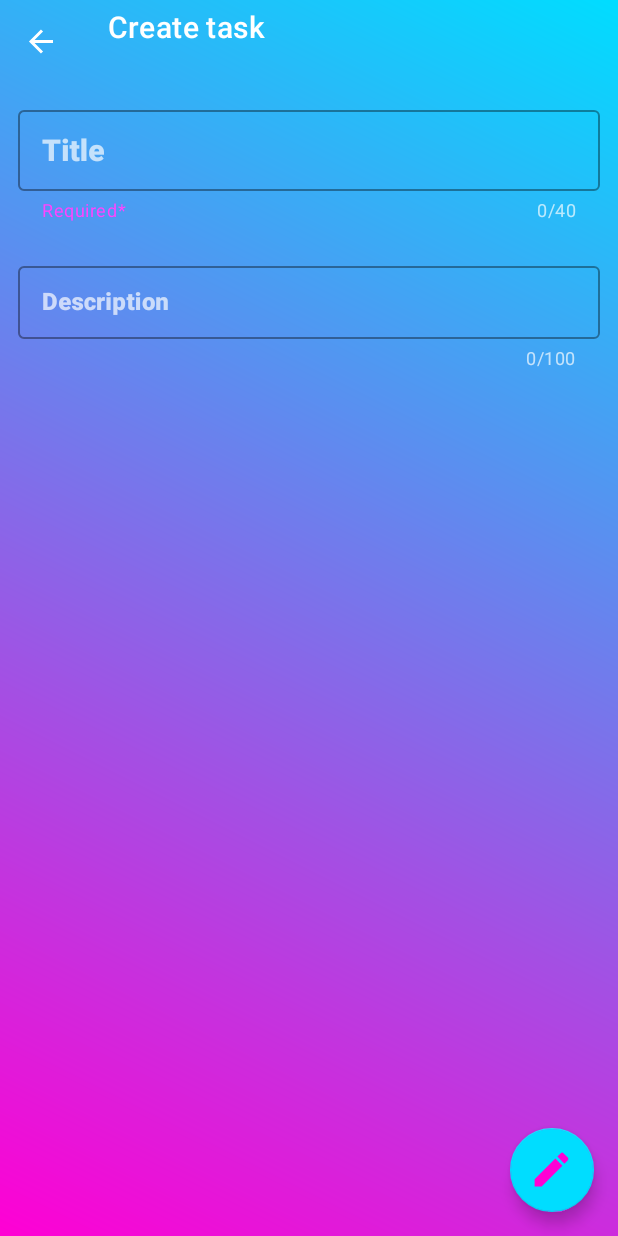
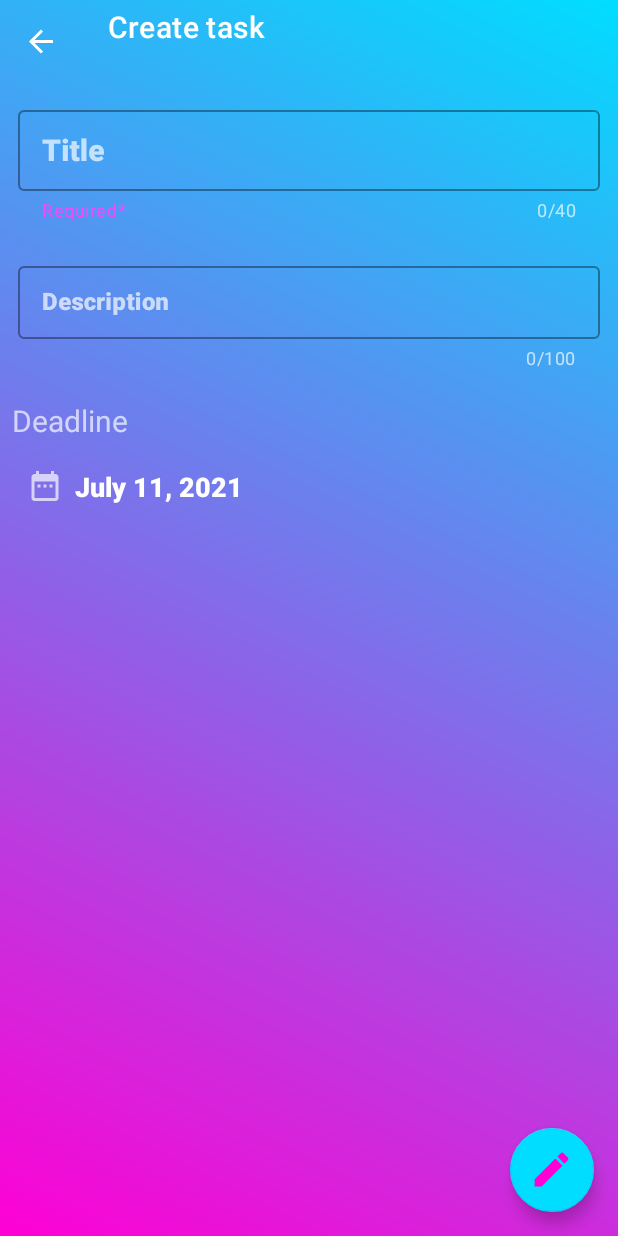
Before and after one commit to HeraEXE/ToDoList3, an Android app: the CreateEditTaskFragment screen opened through its navigation route, on a phone screen of 412 x 824 dp. Run offline under Robolectric (Android 15) with nearby library versions, the phone set to English and light mode, and no system bars; our stand-ins replace Dagger/Hilt's generated code, Room's generated code, navigation-ui.

Commit message:
Added Deadline date Chooser and Search

```diff
--- a/app/src/main/java/com/hera/todolist3/data/Task.kt
+++ b/app/src/main/java/com/hera/todolist3/data/Task.kt
@@ -9,10 +9,10 @@ import java.text.DateFormat
 @Entity(tableName = "task_table")
 @Parcelize
 data class Task(
-    var name: String,
-    var description: String,
+    var name: String = "",
+    var description: String = "",
     var isDone: Boolean = false,
-    val date: Long = System.currentTimeMillis(),
+    var date: Long = System.currentTimeMillis(),
     @PrimaryKey(autoGenerate = true)
     val id: Long = 0
 ) : Parcelable
--- a/app/src/main/java/com/hera/todolist3/data/TaskDao.kt
+++ b/app/src/main/java/com/hera/todolist3/data/TaskDao.kt
@@ -26,27 +26,27 @@ interface TaskDao {
     suspend fun deleteDone()
 
 
-    fun getAllTasks(orderBy: Int) = when(orderBy) {
-        BY_DATE -> getAllTasksOrderedByDate()
-        BY_DATE_DESC -> getAllTasksOrderedByDateDesc()
-        BY_NAME -> getAllTasksOrderedByName()
-        BY_NAME_DESC -> getAllTasksOrderedByNameDEsc()
-        else -> getAllTasksOrderedByDate()
+    fun getAllTasks(query: String, orderBy: Int) = when(orderBy) {
+        BY_DATE -> getAllTasksOrderedByDate(query)
+        BY_DATE_DESC -> getAllTasksOrderedByDateDesc(query)
+        BY_NAME -> getAllTasksOrderedByName(query)
+        BY_NAME_DESC -> getAllTasksOrderedByNameDEsc(query)
+        else -> getAllTasksOrderedByDate(query)
     }
 
 
-    @Query("SELECT * FROM task_table ORDER BY date")
-    fun getAllTasksOrderedByDate(): Flow<List<Task>>
+    @Query("SELECT * FROM task_table WHERE name LIKE '%' || :query || '%' ORDER BY date")
+    fun getAllTasksOrderedByDate(query: String): Flow<List<Task>>
 
 
-    @Query("SELECT * FROM task_table ORDER BY date DESC")
-    fun getAllTasksOrderedByDateDesc(): Flow<List<Task>>
+    @Query("SELECT * FROM task_table WHERE name LIKE '%' || :query || '%' ORDER BY date DESC")
+    fun getAllTasksOrderedByDateDesc(query: String): Flow<List<Task>>
 
 
-    @Query("SELECT * FROM task_table ORDER BY name")
-    fun getAllTasksOrderedByName(): Flow<List<Task>>
+    @Query("SELECT * FROM task_table WHERE name LIKE '%' || :query || '%' ORDER BY name")
+    fun getAllTasksOrderedByName(query: String): Flow<List<Task>>
 
 
-    @Query("SELECT * FROM task_table ORDER BY name DESC")
-    fun getAllTasksOrderedByNameDEsc(): Flow<List<Task>>
+    @Query("SELECT * FROM task_table WHERE name LIKE '%' || :query || '%' ORDER BY name DESC")
+    fun getAllTasksOrderedByNameDEsc(query: String): Flow<List<Task>>
 }
--- a/app/src/main/java/com/hera/todolist3/ui/createedittask/CreateEditTaskFragment.kt
+++ b/app/src/main/java/com/hera/todolist3/ui/createedittask/CreateEditTaskFragment.kt
@@ -1,9 +1,12 @@
 package com.hera.todolist3.ui.createedittask
 
+import android.app.DatePickerDialog
 import android.os.Bundle
 import androidx.fragment.app.Fragment
 import android.view.View
+import android.widget.DatePicker
 import android.widget.TextView
+import android.widget.Toast
 import androidx.appcompat.app.AlertDialog
 import androidx.appcompat.app.AppCompatActivity
 import androidx.fragment.app.viewModels
@@ -15,94 +18,50 @@ import com.hera.todolist3.databinding.FragmentCreateEditTaskBinding
 import com.hera.todolist3.ui.MainActivity
 import com.hera.todolist3.util.CreateEditStatus
 import com.hera.todolist3.util.hideKeyboard
+import com.hera.todolist3.util.showDatePickerDialog
 import dagger.hilt.android.AndroidEntryPoint
+import java.text.SimpleDateFormat
+import java.util.*
 
 @AndroidEntryPoint
-class CreateEditTaskFragment : Fragment(R.layout.fragment_create_edit_task) {
+class CreateEditTaskFragment : Fragment(R.layout.fragment_create_edit_task), DatePickerDialog.OnDateSetListener {
 
     private val args: CreateEditTaskFragmentArgs by navArgs()
     private val viewModel: CreateEditTaskViewModel by viewModels()
     private var _binding: FragmentCreateEditTaskBinding? = null
     private val binding get() = _binding!!
+    private lateinit var task: Task
 
 
     override fun onCreate(savedInstanceState: Bundle?) {
         super.onCreate(savedInstanceState)
-        if (args.task != null) viewModel.createEditStatus = CreateEditStatus.EDIT
+        if (args.task == null) {
+            viewModel.createEditStatus = CreateEditStatus.CREATE
+            task = Task()
+        } else {
+            viewModel.createEditStatus = CreateEditStatus.EDIT
+            task = args.task!!
+        }
     }
 
 
     override fun onViewCreated(view: View, savedInstanceState: Bundle?) {
         super.onViewCreated(view, savedInstanceState)
         _binding = FragmentCreateEditTaskBinding.bind(view)
-        if (viewModel.createEditStatus == CreateEditStatus.CREATE) {
-            (activity as AppCompatActivity).supportActionBar?.title = "Create task"
-            binding.apply {
-                fabCreateEditTask.setOnClickListener {
-                    val name = etTaskName.text.toString()
-                    val description = etTaskDescription.text.toString()
-                    if (!validate(name)) return@setOnClickListener
-                    val task = Task(name, description)
-                    (activity as AppCompatActivity).hideKeyboard()
-                    val dialogLayout = layoutInflater.inflate(R.layout.dialog_layout, null)
-                    val dialog = AlertDialog
-                        .Builder(requireContext())
-                        .setView(dialogLayout)
-                        .create()
-                    val title: TextView = dialogLayout.findViewById(R.id.tv_title_dialog)
-                    val message: TextView = dialogLayout.findViewById(R.id.tv_message_dialog)
-                    val negativeBtn: TextView = dialogLayout.findViewById(R.id.tv_negative_dialog)
-                    val positiveBtn: TextView = dialogLayout.findViewById(R.id.tv_positive_dialog)
-                    title.text = "New task"
-                    message.text = "Are you sure you want to add new task?"
-                    negativeBtn.text = "Cancel"
-                    positiveBtn.text = "Add"
-                    negativeBtn.setOnClickListener {
-                        dialog.dismiss()
-                    }
-                    positiveBtn.setOnClickListener {
-                        viewModel.insert(task)
-                        dialog.dismiss()
-                        findNavController().navigateUp()
-                    }
-                    dialog.show()
-                }
+        showDateAndTime()
+        binding.apply {
+            if (viewModel.createEditStatus == CreateEditStatus.CREATE) {
+                (activity as AppCompatActivity).supportActionBar?.title = "Create task"
+            } else {
+                (activity as AppCompatActivity).supportActionBar?.title = "Edit task"
+                etTaskName.setText(task.name)
+                etTaskDescription.setText(task.description)
             }
-        } else {
-            (activity as AppCompatActivity).supportActionBar?.title = "Edit task"
-            binding.apply {
-                etTaskName.setText(args.task?.name)
-                etTaskDescription.setText(args.task?.description)
-                fabCreateEditTask.setOnClickListener {
-                    val name = etTaskName.text.toString()
-                    val description = etTaskDescription.text.toString()
-                    if (!validate(name)) return@setOnClickListener
-                    args.task?.name = name
-                    args.task?.description = description
-                    (activity as AppCompatActivity).hideKeyboard()
-                    val dialogLayout = layoutInflater.inflate(R.layout.dialog_layout, null)
-                    val dialog = AlertDialog
-                        .Builder(requireContext())
-                        .setView(dialogLayout)
-                        .create()
-                    val title: TextView = dialogLayout.findViewById(R.id.tv_title_dialog)
-                    val message: TextView = dialogLayout.findViewById(R.id.tv_message_dialog)
-                    val negativeBtn: TextView = dialogLayout.findViewById(R.id.tv_negative_dialog)
-                    val positiveBtn: TextView = dialogLayout.findViewById(R.id.tv_positive_dialog)
-                    title.text = "Edit task"
-                    message.text = "Are you sure you want to edit this task?"
-                    negativeBtn.text = "Cancel"
-                    positiveBtn.text = "Edit"
-                    negativeBtn.setOnClickListener {
-                        dialog.dismiss()
-                    }
-                    positiveBtn.setOnClickListener {
-                        viewModel.update(args.task!!)
-                        dialog.dismiss()
-                        findNavController().navigateUp()
-                    }
-                    dialog.show()
-                }
+            llDatePicker.setOnClickListener {
+                showDatePickerDialog(this@CreateEditTaskFragment)
+            }
+            fabCreateEditTask.setOnClickListener {
+                createEditTask()
             }
         }
     }
@@ -120,6 +79,70 @@ class CreateEditTaskFragment : Fragment(R.layout.fragment_create_edit_task) {
     }
 
 
+    private fun showDateAndTime() {
+        val dateFormatter = SimpleDateFormat("MMMM dd, yyyy")
+        val timeFormatter = SimpleDateFormat("hh:mm:ss a")
+        val cal = Calendar.getInstance()
+        cal.timeInMillis = task.date
+        binding.tvDatePicker.text = dateFormatter.format(cal.time)
+    }
+
+
+    private fun createEditTask() {
+        binding.apply {
+            val name = etTaskName.text.toString()
+            val description = etTaskDescription.text.toString()
+            if (!validate(name)) return
+            task.name = name
+            task.description = description
+            (activity as AppCompatActivity).hideKeyboard()
+            val dialogLayout = layoutInflater.inflate(R.layout.dialog_layout, null)
+            val dialog = AlertDialog
+                .Builder(requireContext())
+                .setView(dialogLayout)
+                .create()
+            val title: TextView = dialogLayout.findViewById(R.id.tv_title_dialog)
+            val message: TextView = dialogLayout.findViewById(R.id.tv_message_dialog)
+            val negativeBtn: TextView = dialogLayout.findViewById(R.id.tv_negative_dialog)
+            val positiveBtn: TextView = dialogLayout.findViewById(R.id.tv_positive_dialog)
+            if (viewModel.createEditStatus == CreateEditStatus.CREATE) {
+                title.text = "New task"
+                message.text = "Are you sure you want to add new task?"
+                negativeBtn.text = "Cancel"
+                positiveBtn.text = "Add"
+                positiveBtn.setOnClickListener {
+                    viewModel.insert(task)
+                    dialog.dismiss()
+                    findNavController().navigateUp()
+                }
+            } else {
+                title.text = "Edit task"
+                message.text = "Are you sure you want to edit this task?"
+                negativeBtn.text = "Cancel"
+                positiveBtn.text = "Edit"
+                positiveBtn.setOnClickListener {
+                    viewModel.update(args.task!!)
+                    dialog.dismiss()
+                    findNavController().navigateUp()
+                }
+            }
+            negativeBtn.setOnClickListener {
+                dialog.dismiss()
+            }
+            dialog.show()
+        }
+    }
+
+
+    override fun onDateSet(view: DatePicker?, year: Int, month: Int, dayOfMonth: Int) {
+        val formatter = SimpleDateFormat("MMMM dd, yyyy")
+        val calendar = Calendar.getInstance()
+        calendar.set(year, month, dayOfMonth)
+        task.date = calendar.timeInMillis
+        binding.tvDatePicker.text = formatter.format(calendar.time)
+    }
+
+
     override fun onDestroyView() {
         super.onDestroyView()
         _binding = null
--- a/app/src/main/java/com/hera/todolist3/ui/tasks/TaskAdapter.kt
+++ b/app/src/main/java/com/hera/todolist3/ui/tasks/TaskAdapter.kt
@@ -37,7 +37,7 @@ class TaskAdapter(private val listener: Listener)
 
 
         private fun getFormattedDate(date: Long): String {
-            val formatter = SimpleDateFormat("MMMM dd, yyyy  hh:mm:ss")
+            val formatter = SimpleDateFormat("MMMM dd, yyyy")
             val cal = Calendar.getInstance()
             cal.timeInMillis = date
             return formatter.format(cal.time)
--- a/app/src/main/java/com/hera/todolist3/ui/tasks/TasksFragment.kt
+++ b/app/src/main/java/com/hera/todolist3/ui/tasks/TasksFragment.kt
@@ -4,9 +4,11 @@ import android.content.Context
 import android.content.SharedPreferences
 import android.os.Bundle
 import android.view.*
+import android.widget.EditText
 import android.widget.TextView
 import androidx.appcompat.app.AlertDialog
 import androidx.appcompat.app.AppCompatActivity
+import androidx.appcompat.widget.SearchView
 import androidx.fragment.app.Fragment
 import androidx.fragment.app.viewModels
 import androidx.lifecycle.lifecycleScope
@@ -47,7 +49,7 @@ class TasksFragment : Fragment(R.layout.fragment_tasks), TaskAdapter.Listener {
 
     override fun onViewCreated(view: View, savedInstanceState: Bundle?) {
         super.onViewCreated(view, savedInstanceState)
-        viewModel.databaseOrder.value = sharedPrefs.getInt("order", BY_DATE)
+        viewModel.orderBy.value = sharedPrefs.getInt("order", BY_DATE)
         _binding = FragmentTasksBinding.bind(view)
         adapter = TaskAdapter(this)
         binding.apply {
@@ -111,6 +113,21 @@ class TasksFragment : Fragment(R.layout.fragment_tasks), TaskAdapter.Listener {
 
     override fun onCreateOptionsMenu(menu: Menu, inflater: MenuInflater) {
         inflater.inflate(R.menu.menu_tasks, menu)
+
+        val searchItem = menu.findItem(R.id.action_search)
+        val searchView = searchItem.actionView as SearchView
+        val editText: EditText = searchView.findViewById(androidx.appcompat.R.id.search_src_text)
+        editText.setTextColor(resources.getColor(R.color.white))
+        searchView.queryHint = "Search..."
+        searchView.setOnQueryTextListener(object : SearchView.OnQueryTextListener {
+            override fun onQueryTextSubmit(query: String?) = false
+
+            override fun onQueryTextChange(newText: String?): Boolean {
+                if (newText != null)
+                    viewModel.query.value = newText
+                return true
+            }
+        })
         super.onCreateOptionsMenu(menu, inflater)
     }
 
@@ -141,22 +158,22 @@ class TasksFragment : Fragment(R.layout.fragment_tasks), TaskAdapter.Listener {
             true
         }
         R.id.action_order_by_date -> {
-            viewModel.databaseOrder.value = BY_DATE
+            viewModel.orderBy.value = BY_DATE
             saveInSharedPrefs(BY_DATE)
             true
         }
         R.id.action_order_by_date_desc -> {
-            viewModel.databaseOrder.value = BY_DATE_DESC
+            viewModel.orderBy.value = BY_DATE_DESC
             saveInSharedPrefs(BY_DATE_DESC)
             true
         }
         R.id.action_order_by_name -> {
-            viewModel.databaseOrder.value = BY_NAME
+            viewModel.orderBy.value = BY_NAME
             saveInSharedPrefs(BY_NAME)
             true
         }
         R.id.action_order_by_name_desc -> {
-            viewModel.databaseOrder.value = BY_NAME_DESC
+            viewModel.orderBy.value = BY_NAME_DESC
             saveInSharedPrefs(BY_NAME_DESC)
             true
         }
--- a/app/src/main/java/com/hera/todolist3/ui/tasks/TasksViewModel.kt
+++ b/app/src/main/java/com/hera/todolist3/ui/tasks/TasksViewModel.kt
@@ -15,9 +15,12 @@ class TasksViewModel @Inject constructor(
     private val dao: TaskDao
 ) : ViewModel() {
 
-    val databaseOrder = MutableStateFlow(BY_DATE)
-    val tasks = databaseOrder.flatMapLatest { orderBy ->
-        dao.getAllTasks(orderBy)
+    val query = MutableStateFlow("")
+    val orderBy = MutableStateFlow(BY_DATE)
+    val tasks = combine(query, orderBy) { query, orderBy ->
+        Pair(query, orderBy)
+    }.flatMapLatest { (query, orderBy) ->
+        dao.getAllTasks(query, orderBy)
     }
 
 
--- /dev/null
+++ b/app/src/main/res/drawable/ic_date.xml
@@ -0,0 +1,10 @@
+<vector xmlns:android="http://schemas.android.com/apk/res/android"
+    android:width="24dp"
+    android:height="24dp"
+    android:viewportWidth="24"
+    android:viewportHeight="24"
+    android:tint="?attr/colorControlNormal">
+  <path
+      android:fillColor="@android:color/white"
+      android:pathData="M9,11L7,11v2h2v-2zM13,11h-2v2h2v-2zM17,11h-2v2h2v-2zM19,4h-1L18,2h-2v2L8,4L8,2L6,2v2L5,4c-1.11,0 -1.99,0.9 -1.99,2L3,20c0,1.1 0.89,2 2,2h14c1.1,0 2,-0.9 2,-2L21,6c0,-1.1 -0.9,-2 -2,-2zM19,20L5,20L5,9h14v11z"/>
+</vector>
--- /dev/null
+++ b/app/src/main/res/drawable/ic_search.xml
@@ -0,0 +1,10 @@
+<vector xmlns:android="http://schemas.android.com/apk/res/android"
+    android:width="24dp"
+    android:height="24dp"
+    android:viewportWidth="24"
+    android:viewportHeight="24"
+    android:tint="?attr/colorControlNormal">
+  <path
+      android:fillColor="@android:color/white"
+      android:pathData="M15.5,14h-0.79l-0.28,-0.27C15.41,12.59 16,11.11 16,9.5 16,5.91 13.09,3 9.5,3S3,5.91 3,9.5 5.91,16 9.5,16c1.61,0 3.09,-0.59 4.23,-1.57l0.27,0.28v0.79l5,4.99L20.49,19l-4.99,-5zM9.5,14C7.01,14 5,11.99 5,9.5S7.01,5 9.5,5 14,7.01 14,9.5 11.99,14 9.5,14z"/>
+</vector>
--- a/app/src/main/res/layout/fragment_create_edit_task.xml
+++ b/app/src/main/res/layout/fragment_create_edit_task.xml
@@ -64,6 +64,41 @@
                     android:textSize="16sp"/>
             </com.google.android.material.textfield.TextInputLayout>
 
+            <TextView
+                android:layout_width="match_parent"
+                android:layout_height="wrap_content"
+                android:textAlignment="textStart"
+                android:layout_margin="8dp"
+                android:textColor="@color/white_transparent"
+                android:textSize="20sp"
+                android:text="Deadline"/>
+
+            <LinearLayout
+                android:id="@+id/ll_date_picker"
+                android:layout_width="match_parent"
+                android:layout_height="match_parent"
+                android:orientation="horizontal"
+                android:layout_marginHorizontal="8dp"
+                android:padding="10dp"
+                android:background="@drawable/ripple_item_task"
+                android:layout_marginBottom="8dp">
+
+                <ImageView
+                    android:layout_width="wrap_content"
+                    android:layout_height="wrap_content"
+                    android:src="@drawable/ic_date"
+                    app:tint="@color/white_transparent"
+                    android:layout_marginEnd="8dp"/>
+
+                <TextView
+                    android:id="@+id/tv_date_picker"
+                    android:layout_width="match_parent"
+                    android:layout_height="wrap_content"
+                    android:textColor="@color/white"
+                    android:textSize="18sp"
+                    android:fontFamily="sans-serif-black" />
+
+            </LinearLayout>
 
         </LinearLayout>
     </ScrollView>
--- a/app/src/main/res/menu/menu_tasks.xml
+++ b/app/src/main/res/menu/menu_tasks.xml
@@ -2,19 +2,24 @@
 <menu xmlns:android="http://schemas.android.com/apk/res/android"
     xmlns:app="http://schemas.android.com/apk/res-auto">
     <item
+        android:id="@+id/action_search"
+        android:title="Search"
+        android:icon="@drawable/ic_search"
+        app:showAsAction="always|collapseActionView"
+        app:actionViewClass="androidx.appcompat.widget.SearchView"/>
+    <item
         android:id="@+id/action_order"
         android:icon="@drawable/ic_sort"
         android:title="Order by"
-        app:tint="@color/white"
-        app:showAsAction="ifRoom">
+        app:showAsAction="always">
         <menu>
             <item
                 android:id="@+id/action_order_by_date"
-                android:title="Newest"
+                android:title="Urgent"
                 app:showAsAction="never" />
             <item
                 android:id="@+id/action_order_by_date_desc"
-                android:title="Oldest"
+                android:title="Trivial"
                 app:showAsAction="never" />
             <item
                 android:id="@+id/action_order_by_name"
@@ -30,6 +35,5 @@
         android:id="@+id/action_delete_done"
         android:icon="@drawable/ic_delete"
         android:title="Delete done"
-        app:tint="@color/white"
-        app:showAsAction="ifRoom" />
+        app:showAsAction="always" />
 </menu>
--- a/app/src/main/res/values/themes.xml
+++ b/app/src/main/res/values/themes.xml
@@ -6,8 +6,8 @@
         <item name="colorPrimaryVariant">@color/neon_pink_light</item>
         <item name="colorOnPrimary">@color/white</item>
         <!-- Secondary brand color. -->
-        <item name="colorSecondary">@color/neon_pink_light</item>
-        <item name="colorSecondaryVariant">@color/neon_pink_light</item>
+        <item name="colorSecondary">@color/neon_blue_transparent</item>
+        <item name="colorSecondaryVariant">@color/neon_blue_transparent</item>
         <item name="colorOnSecondary">@color/white</item>
         <item name="android:windowTranslucentStatus">true</item>
         <item name="android:windowTranslucentNavigation">true</item>
@@ -16,6 +16,10 @@
 
     <style name="Theme.Toolbar" parent="Widget.MaterialComponents.Toolbar">
         <item name="android:textColorSecondary">@color/white</item>
+        <item name="android:textColor">@color/white</item>
+        <item name="android:textCursorDrawable">@null</item>
+        <item name="android:textColorHint">@color/white_transparent</item>
+        <item name="iconifiedByDefault">false</item>
     </style>
 
     <style name="Theme.Popup" parent="Theme.AppCompat.Light">
```
Also changed, not shown: app/src/main/java/com/hera/todolist3/util/FragmentExt.kt (added, +21 -0 lines).
